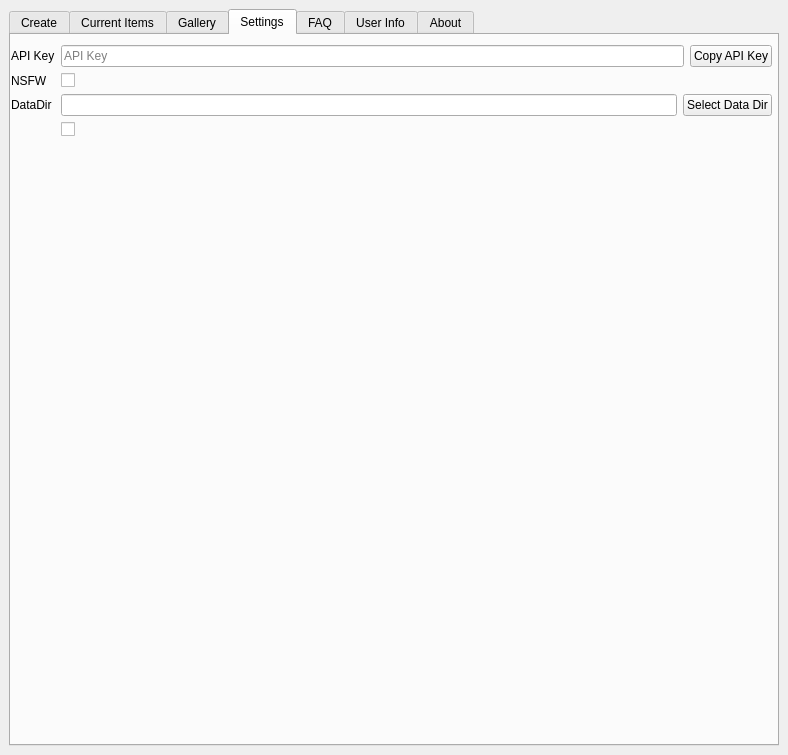
Unit1208/HordeQT, file QTProj/QtHorde/form.ui: the form before one commit.
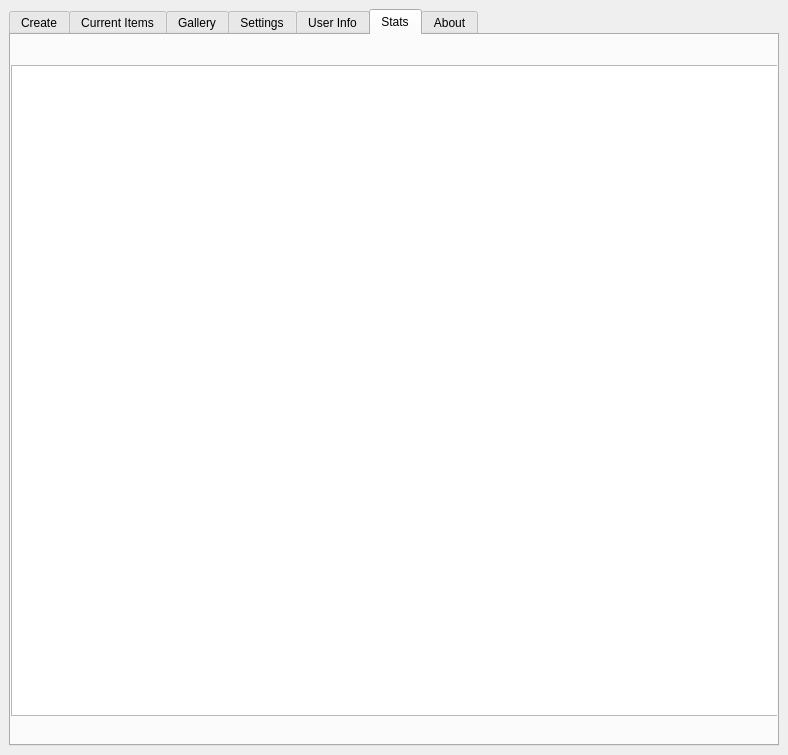
The form after the commit. Icons and pictures are not drawn.

Diff of the .ui file:
```diff
--- a/QTProj/QtHorde/form.ui
+++ b/QTProj/QtHorde/form.ui
@@ -24,7 +24,7 @@
        </sizepolicy>
       </property>
       <property name="currentIndex">
-       <number>3</number>
+       <number>5</number>
       </property>
       <property name="documentMode">
        <bool>false</bool>
@@ -566,7 +566,17 @@
             </widget>
            </item>
            <item>
-            <widget class="QPushButton" name="pushButton">
+            <widget class="QPushButton" name="saveAPIkey">
+             <property name="text">
+              <string>Save API Key</string>
+             </property>
+             <property name="icon">
+              <iconset theme="QIcon::ThemeIcon::DocumentSave"/>
+             </property>
+            </widget>
+           </item>
+           <item>
+            <widget class="QPushButton" name="copyAPIkey">
              <property name="text">
               <string>Copy API Key</string>
              </property>
@@ -631,14 +641,6 @@
         </layout>
        </widget>
       </widget>
-      <widget class="QWidget" name="FAQ_tab">
-       <attribute name="icon">
-        <iconset theme="QIcon::ThemeIcon::HelpAbout"/>
-       </attribute>
-       <attribute name="title">
-        <string>FAQ</string>
-       </attribute>
-      </widget>
       <widget class="QWidget" name="userInfoPage">
        <attribute name="icon">
         <iconset theme="QIcon::ThemeIcon::UserOffline"/>
@@ -657,6 +659,24 @@
         </property>
        </widget>
       </widget>
+      <widget class="QWidget" name="Stats_Tab">
+       <attribute name="icon">
+        <iconset theme="QIcon::ThemeIcon::HelpAbout"/>
+       </attribute>
+       <attribute name="title">
+        <string>Stats</string>
+       </attribute>
+       <widget class="QTreeView" name="localStats">
+        <property name="geometry">
+         <rect>
+          <x>0</x>
+          <y>30</y>
+          <width>771</width>
+          <height>651</height>
+         </rect>
+        </property>
+       </widget>
+      </widget>
       <widget class="QWidget" name="About_tab">
        <attribute name="icon">
         <iconset>
```
Left out of the diff: 7 changed lines with no effect on the pictures.
